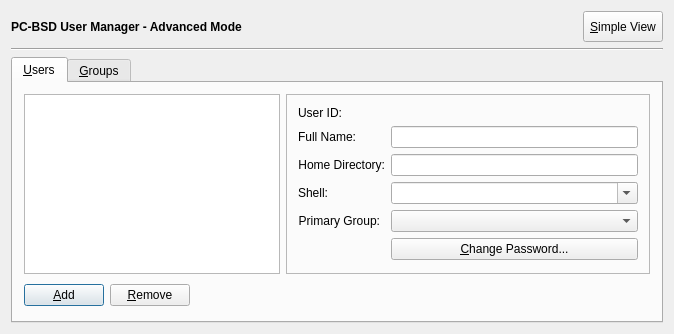
Above: src-qt5/pc-usermanager/mainDlg.ui from trueos/pcbsd before the change. Below: the same form after it.
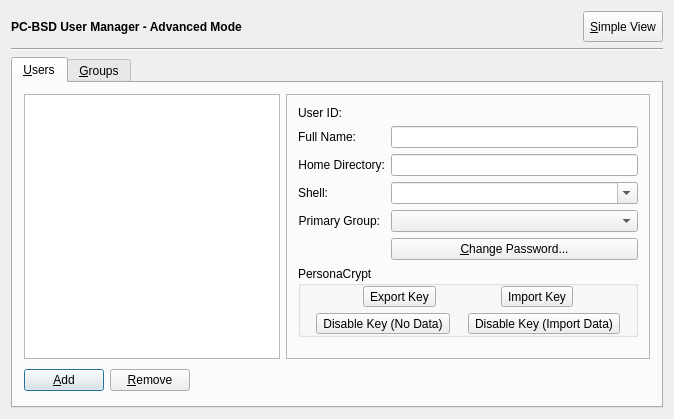
That is the form after the change. Icons and pictures are not drawn.

Commit message: Add the ability to import/export/remove/disable PersonaCrypt keys via the advanced interface in the user manager. This does not have the ability to initialize a PersonaCrypt device (yet), I will be adding that to the new user dialog here soon.

The edit to the form file:
```diff
--- a/src-qt5/pc-usermanager/mainDlg.ui
+++ b/src-qt5/pc-usermanager/mainDlg.ui
@@ -6,8 +6,8 @@
    <rect>
     <x>0</x>
     <y>0</y>
-    <width>654</width>
-    <height>320</height>
+    <width>657</width>
+    <height>419</height>
    </rect>
   </property>
   <property name="windowTitle">
@@ -104,6 +104,9 @@
           <enum>QFrame::Raised</enum>
          </property>
          <layout class="QFormLayout" name="formLayout">
+          <property name="fieldGrowthPolicy">
+           <enum>QFormLayout::AllNonFixedFieldsGrow</enum>
+          </property>
           <item row="0" column="0">
            <widget class="QLabel" name="uidLabel">
             <property name="sizePolicy">
@@ -235,6 +238,140 @@
             </property>
            </widget>
           </item>
+          <item row="6" column="0" colspan="2">
+           <widget class="QGroupBox" name="group_personacrypt">
+            <property name="font">
+             <font>
+              <weight>50</weight>
+              <bold>false</bold>
+             </font>
+            </property>
+            <property name="title">
+             <string>PersonaCrypt</string>
+            </property>
+            <layout class="QVBoxLayout" name="verticalLayout">
+             <property name="spacing">
+              <number>6</number>
+             </property>
+             <property name="leftMargin">
+              <number>1</number>
+             </property>
+             <property name="topMargin">
+              <number>0</number>
+             </property>
+             <property name="rightMargin">
+              <number>1</number>
+             </property>
+             <property name="bottomMargin">
+              <number>0</number>
+             </property>
+             <item>
+              <widget class="QFrame" name="frame_2">
+               <property name="frameShape">
+                <enum>QFrame::NoFrame</enum>
+               </property>
+               <property name="frameShadow">
+                <enum>QFrame::Raised</enum>
+               </property>
+               <layout class="QHBoxLayout" name="horizontalLayout_2">
+                <property name="leftMargin">
+                 <number>2</number>
+                </property>
+                <property name="topMargin">
+                 <number>0</number>
+                </property>
+                <property name="rightMargin">
+                 <number>2</number>
+                </property>
+                <property name="bottomMargin">
+                 <number>0</number>
+                </property>
+                <item>
+                 <widget class="QToolButton" name="tool_PCKey_export">
+                  <property name="text">
+                   <string>Export Key</string>
+                  </property>
+                  <property name="icon">
+                   <iconset resource="pcbsdusermanager.qrc">
+                    <normaloff>:/leftarrow.png</normaloff>:/leftarrow.png</iconset>
+                  </property>
+                  <property name="toolButtonStyle">
+                   <enum>Qt::ToolButtonTextBesideIcon</enum>
+                  </property>
+                 </widget>
+                </item>
+                <item>
+                 <widget class="QToolButton" name="tool_PCKey_import">
+                  <property name="text">
+                   <string>Import Key</string>
+                  </property>
+                  <property name="icon">
+                   <iconset resource="pcbsdusermanager.qrc">
+                    <normaloff>:/rightarrow.png</normaloff>:/rightarrow.png</iconset>
+                  </property>
+                  <property name="toolButtonStyle">
+                   <enum>Qt::ToolButtonTextBesideIcon</enum>
+                  </property>
+                 </widget>
+                </item>
+               </layout>
+              </widget>
+             </item>
+             <item>
+              <widget class="QFrame" name="frame_3">
+               <property name="frameShape">
+                <enum>QFrame::NoFrame</enum>
+               </property>
+               <property name="frameShadow">
+                <enum>QFrame::Raised</enum>
+               </property>
+               <layout class="QHBoxLayout" name="horizontalLayout_3">
+                <property name="leftMargin">
+                 <number>2</number>
+                </property>
+                <property name="topMargin">
+                 <number>0</number>
+                </property>
+                <property name="rightMargin">
+                 <number>2</number>
+                </property>
+                <property name="bottomMargin">
+                 <number>0</number>
+                </property>
+                <item>
+                 <widget class="QToolButton" name="tool_PCKey_disable">
+                  <property name="text">
+                   <string>Disable Key (No Data)</string>
+                  </property>
+                  <property name="icon">
+                   <iconset resource="pcbsdusermanager.qrc">
+                    <normaloff>:/delete_user.png</normaloff>:/delete_user.png</iconset>
+                  </property>
+                  <property name="toolButtonStyle">
+                   <enum>Qt::ToolButtonTextBesideIcon</enum>
+                  </property>
+                 </widget>
+                </item>
+                <item>
+                 <widget class="QToolButton" name="tool_PCKey_disablecopy">
+                  <property name="text">
+                   <string>Disable Key (Import Data)</string>
+                  </property>
+                  <property name="icon">
+                   <iconset resource="pcbsdusermanager.qrc">
+                    <normaloff>:/delete_user.png</normaloff>:/delete_user.png</iconset>
+                  </property>
+                  <property name="toolButtonStyle">
+                   <enum>Qt::ToolButtonTextBesideIcon</enum>
+                  </property>
+                 </widget>
+                </item>
+               </layout>
+              </widget>
+             </item>
+            </layout>
+           </widget>
+          </item>
          </layout>
         </widget>
        </item>
```
The commit also changes 3 other files.
